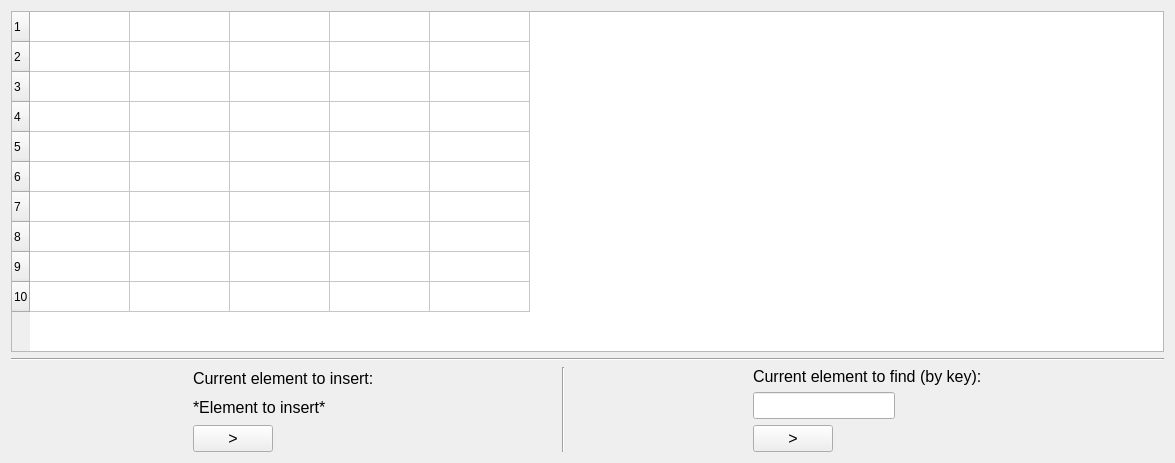
greenTransistor/year2sem2lab2, file HashTables/simulationchainedhashtable.ui: the form before one commit.
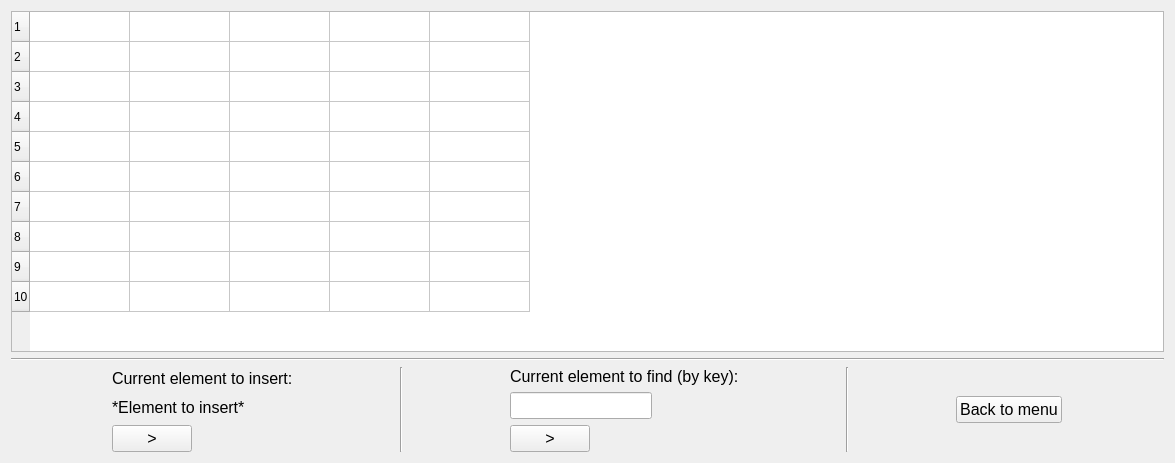
The form after the commit.

Patch:
```diff
--- a/HashTables/simulationchainedhashtable.ui
+++ b/HashTables/simulationchainedhashtable.ui
@@ -192,6 +192,31 @@
        </item>
       </layout>
      </item>
+     <item>
+      <widget class="Line" name="line_3">
+       <property name="orientation">
+        <enum>Qt::Vertical</enum>
+       </property>
+      </widget>
+     </item>
+     <item>
+      <widget class="QPushButton" name="backToMenuButton">
+       <property name="sizePolicy">
+        <sizepolicy hsizetype="Fixed" vsizetype="Fixed">
+         <horstretch>0</horstretch>
+         <verstretch>0</verstretch>
+        </sizepolicy>
+       </property>
+       <property name="font">
+        <font>
+         <pointsize>12</pointsize>
+        </font>
+       </property>
+       <property name="text">
+        <string>Back to menu</string>
+       </property>
+      </widget>
+     </item>
     </layout>
    </item>
   </layout>
```
